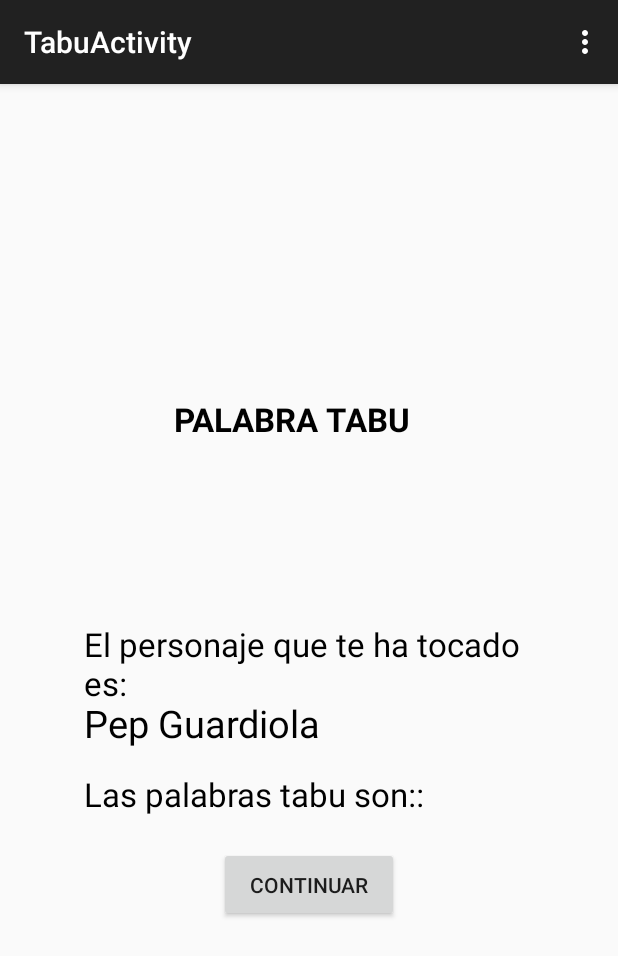
After one commit to CokePedreira/PracticaUbicuaAndroid, an Android app: the TabuActivity screen opened directly, with no data from a screen before it, on a phone screen of 412 x 824 dp. The commit adds this screen. Shown: the top 956 px of the screen. Run offline under Robolectric (Android 15) with nearby library versions, the phone set to English and light mode, and no system bars.

Commit message:
Activity de yo nunca terminado. Añadidas nuevas películas para mímica. Palabra taba completada a falta de las palabras taba

```diff
--- a/OcalimochoApp/app/src/main/assets/casillas.json
+++ b/OcalimochoApp/app/src/main/assets/casillas.json
@@ -37,7 +37,7 @@
   {
     "posicion": 5,
     "nombre": "Minijuego",
-    "descripcion": "Juega a la palabra Tabu.",
+    "descripcion": "Juega a la palabra Tabu. Quien acierte el personaje manda beber, si nadie lo acierta, bebes tu.",
     "imagen": "minijuego",
     "accion": "PALABRA_TABU"
   },
@@ -191,7 +191,7 @@
   {
     "posicion": 27,
     "nombre": "Minijuego",
-    "descripcion": "Juega una ronda de yo nunca",
+    "descripcion": "Juega una ronda de yo nunca. Si has hecho lo que se dice bebes. Sencillo, facil de recordar.",
     "imagen": "minijuego ",
     "accion": "YO_NUNCA"
   },
--- a/OcalimochoApp/app/src/main/java/com/example/cokepedreira/ocalimochoapp/Accion.java
+++ b/OcalimochoApp/app/src/main/java/com/example/cokepedreira/ocalimochoapp/Accion.java
@@ -5,8 +5,8 @@
  */
 public enum Accion {
     MIMICA(MimicaActivity.class),
-    PALABRA_TABU(MainActivity.class),
-    YO_NUNCA(MainActivity.class),
+    PALABRA_TABU(TabuActivity.class),
+    YO_NUNCA(YoNuncaActivity.class),
     CARTA_ALTA(MainActivity.class),
     RULETA(MainActivity.class),
     MINI_CARRERA(MainActivity.class),
--- /dev/null
+++ b/OcalimochoApp/app/src/main/java/com/example/cokepedreira/ocalimochoapp/TabuActivity.java
@@ -0,0 +1,119 @@
+package com.example.cokepedreira.ocalimochoapp;
+
+import android.support.v7.app.ActionBarActivity;
+import android.os.Bundle;
+import android.view.Menu;
+import android.view.MenuItem;
+import android.view.View;
+import android.widget.Button;
+import android.widget.ImageView;
+import android.widget.TextView;
+
+import java.util.ArrayList;
+import java.util.List;
+import java.util.Random;
+
+
+public class TabuActivity extends ActionBarActivity {
+    List<String> personajes;
+
+
+
+    TextView titulo;
+    ImageView imagenTabu;
+    TextView instrucciones;
+    TextView listaPersoanjes;
+    Button continuar;
+
+    @Override
+    protected void onCreate(Bundle savedInstanceState) {
+        super.onCreate(savedInstanceState);
+        setContentView(R.layout.activity_tabu);
+
+        titulo = (TextView) findViewById(R.id.titulo);
+        instrucciones = (TextView) findViewById(R.id.instrucciones);
+        listaPersoanjes = (TextView) findViewById(R.id.personaje);
+        continuar = (Button) findViewById(R.id.continuar);
+        personajes = new ArrayList<>();
+        añadirPersonaje();
+        Random rand = new Random();
+        int tirada = rand.nextInt(34);
+        listaPersoanjes.setText(personajes.get(tirada));
+    }
+    public void volverTablero(View view){
+
+        finish();
+    }
+
+    public void añadirPersonaje(){
+
+
+        personajes.add("Napoleon");
+        personajes.add("Hitler");
+        personajes.add("Isabel II");
+        personajes.add("Alfonso X");
+        personajes.add("Pablo Picasso");
+
+        personajes.add("Cristiano Ronaldo");
+        personajes.add("Messi");
+        personajes.add("Zidane");
+        personajes.add("Alvaro del Bosque");
+        personajes.add("Jose Mourinho");
+        personajes.add("Pep Guardiola");
+
+        personajes.add("Jonny Depp");
+        personajes.add("Brat Pitt");
+        personajes.add("Dani Martinez");
+        personajes.add("Shasa Grey");
+        personajes.add("Lucia LaPiedra");
+        personajes.add("Dani Rovira");
+        personajes.add("Rachel Bilson");
+
+        personajes.add("Martin Garrix");
+        personajes.add("Hardwell");
+        personajes.add("David Guetta");
+        personajes.add("Avril Lavinge");
+        personajes.add("Nach");
+        personajes.add("Pereza");
+        personajes.add("Justin Bieber");
+        personajes.add("Metallica");
+        personajes.add("Michael Jackson");
+        personajes.add("Cafe Quijano");
+
+
+
+        personajes.add("Oliver Atom");
+        personajes.add("Tyrion Lannister");
+        personajes.add("Frodo");
+        personajes.add("Picachu");
+        personajes.add("Barney Stinson");
+        personajes.add("Sheldon Cooper");
+
+
+
+
+
+    }
+
+    @Override
+    public boolean onCreateOptionsMenu(Menu menu) {
+        // Inflate the menu; this adds items to the action bar if it is present.
+        getMenuInflater().inflate(R.menu.menu_tabu, menu);
+        return true;
+    }
+
+    @Override
+    public boolean onOptionsItemSelected(MenuItem item) {
+        // Handle action bar item clicks here. The action bar will
+        // automatically handle clicks on the Home/Up button, so long
+        // as you specify a parent activity in AndroidManifest.xml.
+        int id = item.getItemId();
+
+        //noinspection SimplifiableIfStatement
+        if (id == R.id.action_settings) {
+            return true;
+        }
+
+        return super.onOptionsItemSelected(item);
+    }
+}
--- /dev/null
+++ b/OcalimochoApp/app/src/main/res/layout/activity_tabu.xml
@@ -0,0 +1,61 @@
+<LinearLayout xmlns:android="http://schemas.android.com/apk/res/android"
+    xmlns:tools="http://schemas.android.com/tools" android:layout_width="match_parent"
+    android:layout_height="match_parent" android:paddingLeft="@dimen/activity_horizontal_margin"
+    android:paddingRight="@dimen/activity_horizontal_margin"
+    android:paddingTop="@dimen/activity_vertical_margin"
+    android:paddingBottom="@dimen/activity_vertical_margin"
+    android:orientation="vertical"
+    android:gravity="center"
+    tools:context="com.example.cokepedreira.ocalimochoapp.MimicaActivity">
+
+    <TextView
+        android:layout_width="180dp"
+        android:layout_height="50dp"
+        android:layout_gravity="center_horizontal"
+        android:textSize="22dp"
+        android:textStyle="bold"
+        android:textColor="#000000"
+        android:id="@+id/titulo"
+        android:text="PALABRA TABU"/>
+    <ImageView
+        android:id="@+id/imagenTABU"
+        android:layout_width="100dp"
+        android:layout_height="100dp"
+        android:gravity="start"
+        android:contentDescription="Imagen de tabu"/>
+
+
+    <TextView
+        android:layout_width="300dp"
+        android:layout_height="50dp"
+        android:layout_gravity="center_horizontal"
+        android:textSize="22dp"
+        android:textColor="#000000"
+        android:id="@+id/instrucciones"
+        android:text="El personaje que te ha tocado es: "/>
+
+    <TextView
+        android:layout_width="300dp"
+        android:layout_height="50dp"
+        android:layout_gravity="center_horizontal"
+        android:textSize="25dp"
+        android:textColor="#000000"
+        android:id="@+id/personaje"
+        android:text=" "/>
+    <TextView
+        android:layout_width="300dp"
+        android:layout_height="50dp"
+        android:layout_gravity="center_horizontal"
+        android:textSize="22dp"
+        android:textColor="#000000"
+        android:id="@+id/AvisoTabu"
+        android:text="Las palabras tabu son:: "/>
+    <Button
+        android:layout_width="120dp"
+        android:layout_height="50dp"
+        android:id="@+id/continuar"
+        android:onClick="volverTablero"
+        android:text="Continuar"/>
+
+
+</LinearLayout>
--- /dev/null
+++ b/OcalimochoApp/app/src/main/res/menu/menu_tabu.xml
@@ -0,0 +1,7 @@
+<menu xmlns:android="http://schemas.android.com/apk/res/android"
+    xmlns:app="http://schemas.android.com/apk/res-auto"
+    xmlns:tools="http://schemas.android.com/tools"
+    tools:context="com.example.cokepedreira.ocalimochoapp.TabuActivity">
+    <item android:id="@+id/action_settings" android:title="@string/action_settings"
+        android:orderInCategory="100" app:showAsAction="never" />
+</menu>
--- a/OcalimochoApp/app/src/main/res/values/strings.xml
+++ b/OcalimochoApp/app/src/main/res/values/strings.xml
@@ -12,5 +12,7 @@
 <!-- TODO: Remove or change this placeholder text -->
     <string name="hello_blank_fragment">Hello blank fragment</string>
     <string name="title_activity_mimica">MimicaActivity</string>
+    <string name="title_activity_yo_nunca">YoNuncaActivity</string>
+    <string name="title_activity_tabu">TabuActivity</string>
 
 </resources>
```
Also changed, not shown: OcalimochoApp/app/src/main/AndroidManifest.xml (+8 -0 lines), OcalimochoApp/app/src/main/java/com/example/cokepedreira/ocalimochoapp/MimicaActivity.java (+10 -3 lines), OcalimochoApp/app/src/main/java/com/example/cokepedreira/ocalimochoapp/YoNuncaActivity.java (added, +106 -0 lines), OcalimochoApp/app/src/main/res/layout/activity_yo_nunca.xml (added, +46 -0 lines), OcalimochoApp/app/src/main/res/menu/menu_yo_nunca.xml (added, +7 -0 lines).
